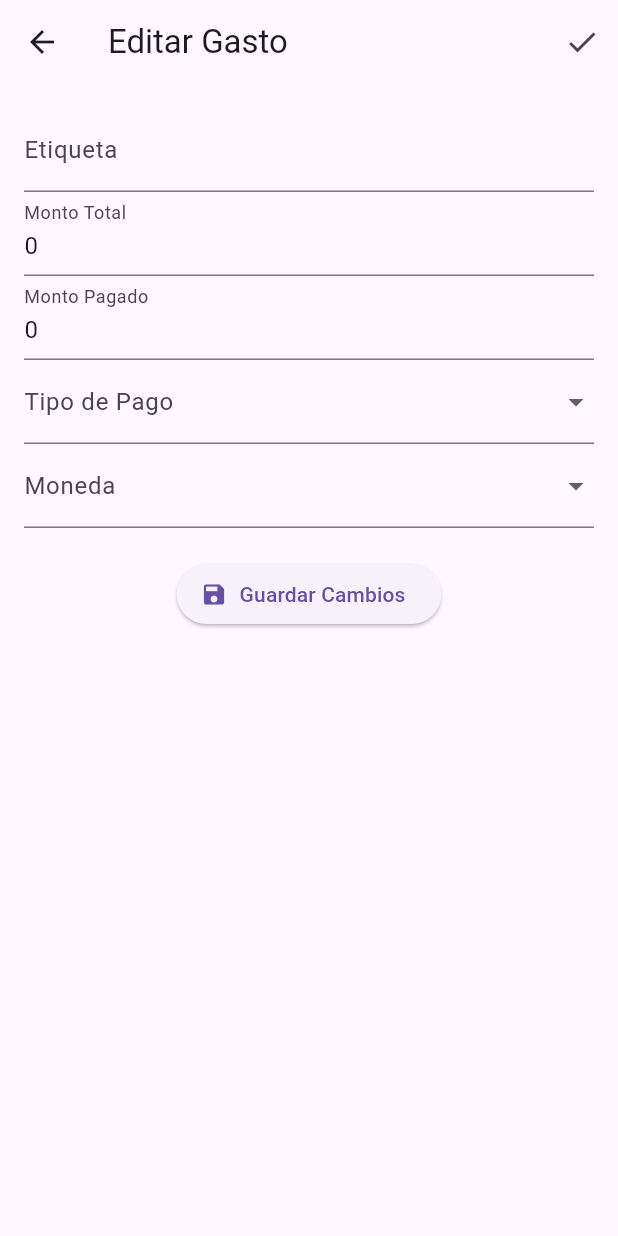
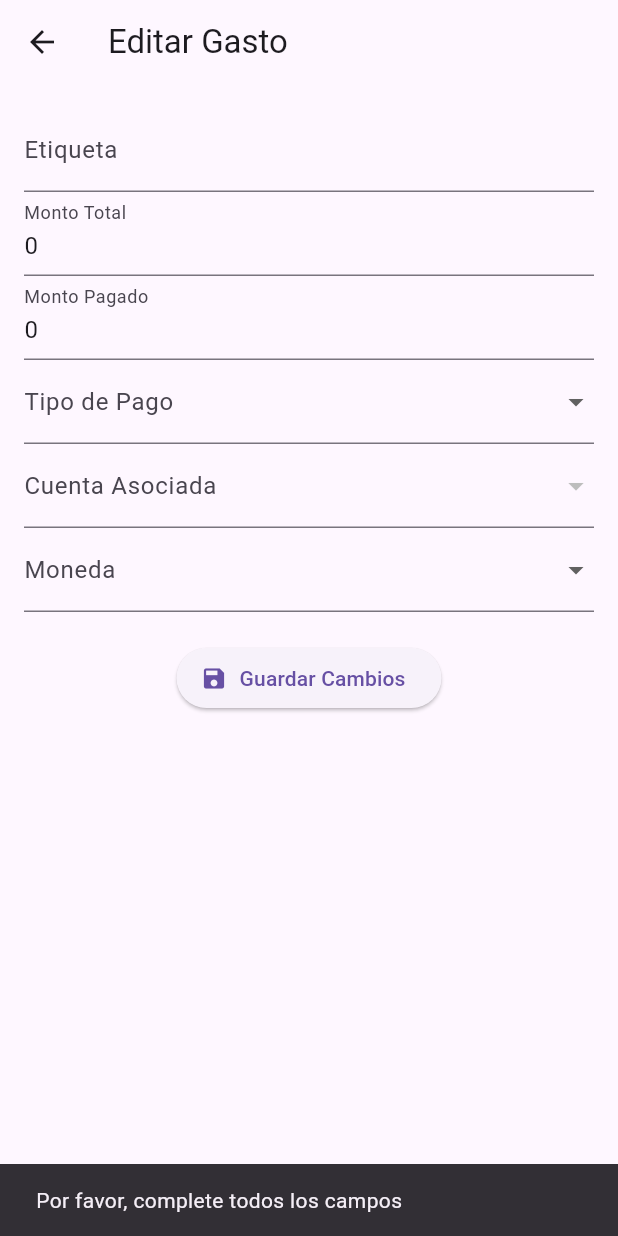
Before and after one commit to pinedamg/walletar_lite, a Flutter app: the EditExpenseScreen screen opened directly with empty values, after a tap on "Guardar Cambios", on a phone screen of 412 x 824 dp. Run offline on Flutter 3.47's test engine with Material 3 defaults, Android fonts, the phone set to English and light mode, and no system bars; drawn by our look-alikes of flutter_form_builder; our stand-ins replace cloud_firestore, firebase_auth, firebase_core, flutter_expandable_fab, flutter_riverpod, flutter_slidable and 3 more; accounts and stored records are empty; generated files the repository leaves out were written again.

Commit message:
feat: Implemented various updates across the project, including:
- Fixed hot reload behavior redirecting to login.
- Improved Firebase authentication integration with Riverpod.
- Refactored Edit Expense Screen:
  - Added back button for navigation.
  - Moved save functionality to bottom button.
  - Enhanced dropdown for associated accounts.
- Completed accounts management:
  - Create, edit, and delete functionalities.
  - Integrated with Firebase for data persistence.
- Updated routing for smoother navigation between screens.
- General UI and logic refinements for better user experience.

```diff
--- /dev/null
+++ b/lib/core/app/app_widget.dart
@@ -0,0 +1,13 @@
+import 'package:flutter/material.dart';
+import 'package:walletar_lite/core/router/router.dart';
+
+class AppWidget extends StatelessWidget {
+  const AppWidget({super.key});
+
+  @override
+  Widget build(BuildContext context) {
+    return MaterialApp.router(
+      routerConfig: router,
+    );
+  }
+}
--- a/lib/core/router/router.dart
+++ b/lib/core/router/router.dart
@@ -1,9 +1,12 @@
+import 'package:flutter/material.dart';
 import 'package:go_router/go_router.dart';
 import 'package:flutter_riverpod/flutter_riverpod.dart';
+import 'package:walletar_lite/features/accounts/models/account_model.dart';
 import 'package:walletar_lite/features/accounts/presentation/accounts_screen.dart';
 import 'package:walletar_lite/features/accounts/presentation/add_account_screen.dart';
 import 'package:walletar_lite/features/accounts/presentation/edit_account_screen.dart';
 import 'package:walletar_lite/features/auth/auth_providers.dart';
+import 'package:walletar_lite/features/auth/data/auth_notifier_provider.dart';
 import 'package:walletar_lite/features/auth/presentation/login_screen.dart';
 import 'package:walletar_lite/features/auth/presentation/register_screen.dart';
 import 'package:walletar_lite/features/exchange_rate/presentation/exchange_rate_screen.dart';
@@ -48,7 +51,7 @@ final router = GoRouter(
     GoRoute(
       path: '/edit-account',
       builder: (context, state) {
-        final account = state.extra as Map<String, dynamic>;
+        final account = state.extra as Account;
         return EditAccountScreen(account: account);
       },
     ),
@@ -56,46 +59,38 @@ final router = GoRouter(
       path: '/exchange-rate',
       builder: (context, state) => const ExchangeRateScreen(),
     ),
-
-    // GoRoute(
-    //   path: '/incomes',
-    //   builder: (context, state) => const Scaffold(
-    //     body: Center(child: Text('Ingresos: Pantalla en construcción')),
-    //   ),
-    // ),
-    // GoRoute(
-    //   path: '/reports',
-    //   builder: (context, state) =>
-    //       const Text('Reportes: Pantalla en construcción'),
-    // ),
-    // GoRoute(
-    //   path: '/exchange-rate',
-    //   builder: (context, state) => const Scaffold(
-    //     body: Center(
-    //         child: Text('Cotización o Moneda: Pantalla en construcción')),
-    //   ),
-    // ),
-    // GoRoute(
-    //   path: '/settings',
-    //   builder: (context, state) => const Scaffold(
-    //     body: Center(child: Text('Configuraciones: Pantalla en construcción')),
-    //   ),
-    // ),
+    GoRoute(
+      path: '/incomes',
+      builder: (context, state) => const Scaffold(
+        body: Center(child: Text('Ingresos: Pantalla en construcción')),
+      ),
+    ),
+    GoRoute(
+      path: '/reports',
+      builder: (context, state) =>
+          const Text('Reportes: Pantalla en construcción'),
+    ),
+    GoRoute(
+      path: '/settings',
+      builder: (context, state) => const Scaffold(
+        body: Center(child: Text('Configuraciones: Pantalla en construcción')),
+      ),
+    ),
   ],
   redirect: (context, state) {
-    final authState = ProviderScope.containerOf(context)
-        .read(authStateProvider)
-        .asData
-        ?.value;
+    final user = ProviderScope.containerOf(context).read(authNotifierProvider);
 
     final isLoggingIn =
         state.uri.toString() == '/login' || state.uri.toString() == '/register';
-    if (authState == null && !isLoggingIn) {
+
+    if (user == null && !isLoggingIn) {
       return '/login';
     }
-    if (authState != null && isLoggingIn) {
+
+    if (user != null && isLoggingIn) {
       return '/';
     }
+
     return null;
   },
 );
--- a/lib/features/auth/auth_providers.dart
+++ b/lib/features/auth/auth_providers.dart
@@ -7,8 +7,8 @@ final authServiceProvider = Provider<AuthService>((ref) {
   return AuthService();
 });
 
-// Estado del usuario autenticado
 final authStateProvider = StreamProvider<User?>((ref) {
-  ref.watch(authServiceProvider);
-  return FirebaseAuth.instance.authStateChanges();
+  final auth = FirebaseAuth.instance;
+  auth.setPersistence(Persistence.LOCAL);
+  return auth.authStateChanges();
 });
--- a/lib/features/expenses/presentation/edit_expense_screen.dart
+++ b/lib/features/expenses/presentation/edit_expense_screen.dart
@@ -2,6 +2,8 @@ import 'package:flutter/material.dart';
 import 'package:flutter_form_builder/flutter_form_builder.dart';
 import 'package:flutter_riverpod/flutter_riverpod.dart';
 import 'package:form_builder_validators/form_builder_validators.dart';
+import 'package:go_router/go_router.dart';
+import 'package:walletar_lite/features/accounts/accounts_providers.dart';
 import 'package:walletar_lite/features/expenses/data/firestore_service.dart';
 import 'package:walletar_lite/features/expenses/expenses_providers.dart';
 
@@ -17,37 +19,10 @@ class EditExpenseScreen extends ConsumerWidget {
     return Scaffold(
       appBar: AppBar(
         title: const Text('Editar Gasto'),
-        actions: [
-          IconButton(
-            icon: const Icon(Icons.check),
-            onPressed: () {
-              final formState = _formKey.currentState;
-              if (formState?.saveAndValidate() ?? false) {
-                final updatedExpense = {
-                  'label': formState?.value['label'],
-                  'monto_total': double.parse(formState?.value['monto_total']),
-                  'monto_pagado':
-                      double.parse(formState?.value['monto_pagado']),
-                  'tipo_pago': formState?.value['tipo_pago'],
-                  'moneda': formState?.value['moneda'],
-                  'updated_at': DateTime.now().toIso8601String(),
-                };
-
-                ref
-                    .read(firestoreServiceProvider)
-                    .updateExpense(expense['id'], updatedExpense)
-                    .then((_) {
-                  ScaffoldMessenger.of(context).showSnackBar(
-                    const SnackBar(
-                      content: Text('Gasto actualizado correctamente'),
-                    ),
-                  );
-                  Navigator.of(context).pop();
-                });
-              }
-            },
-          ),
-        ],
+        leading: IconButton(
+          icon: const Icon(Icons.arrow_back),
+          onPressed: () => context.go('/'),
+        ),
       ),
       body: Padding(
         padding: const EdgeInsets.all(16.0),
@@ -59,6 +34,7 @@ class EditExpenseScreen extends ConsumerWidget {
             'monto_pagado': expense['monto_pagado'].toString(),
             'tipo_pago': expense['tipo_pago'] ?? 'Efectivo',
             'moneda': expense['moneda'] ?? 'ARS',
+            'accountId': expense['accountId'],
           },
           child: SingleChildScrollView(
             child: Column(
@@ -92,6 +68,22 @@ class EditExpenseScreen extends ConsumerWidget {
                         value: 'Transferencia', child: Text('Transferencia')),
                   ],
                 ),
+                FormBuilderDropdown<String>(
+                  name: 'accountId',
+                  decoration:
+                      const InputDecoration(labelText: 'Cuenta Asociada'),
+                  items: ref.watch(accountsProvider).when(
+                        data: (accounts) => accounts
+                            .map((account) => DropdownMenuItem(
+                                  value: account.id,
+                                  child: Text(account.nombre),
+                                ))
+                            .toList(),
+                        loading: () => [],
+                        error: (error, stack) => [],
+                      ),
+                  validator: FormBuilderValidators.required(),
+                ),
                 FormBuilderDropdown(
                   name: 'moneda',
                   decoration: const InputDecoration(labelText: 'Moneda'),
@@ -103,9 +95,38 @@ class EditExpenseScreen extends ConsumerWidget {
                 const SizedBox(height: 20),
                 ElevatedButton.icon(
                   onPressed: () {
-                    _formKey.currentState?.saveAndValidate();
-                    final formData = _formKey.currentState?.value;
-                    print(formData); // Para depurar los datos capturados
+                    final formState = _formKey.currentState;
+                    if (formState?.saveAndValidate() ?? false) {
+                      final updatedExpense = {
+                        'label': formState?.value['label'],
+                        'monto_total':
+                            double.parse(formState?.value['monto_total']),
+                        'monto_pagado':
+                            double.parse(formState?.value['monto_pagado']),
+                        'tipo_pago': formState?.value['tipo_pago'],
+                        'moneda': formState?.value['moneda'],
+                        'accountId': formState?.value['accountId'],
+                        'updated_at': DateTime.now().toIso8601String(),
+                      };
+
+                      ref
+                          .read(firestoreServiceProvider)
+                          .updateExpense(expense['id'], updatedExpense)
+                          .then((_) {
+                        ScaffoldMessenger.of(context).showSnackBar(
+                          const SnackBar(
+                            content: Text('Gasto actualizado correctamente'),
+                          ),
+                        );
+                        context.go('/');
+                      });
+                    } else {
+                      ScaffoldMessenger.of(context).showSnackBar(
+                        const SnackBar(
+                          content: Text('Por favor, complete todos los campos'),
+                        ),
+                      );
+                    }
                   },
                   icon: const Icon(Icons.save),
                   label: const Text('Guardar Cambios'),
```
Also changed, not shown: lib/core/firebase/firebase_initialization_provider.dart (added, +9 -0 lines), lib/features/accounts/accounts_providers.dart (+6 -9 lines), lib/features/accounts/data/firestore_service.dart (+18 -21 lines), lib/features/accounts/models/account_model.dart (added, +36 -0 lines), lib/features/accounts/presentation/accounts_screen.dart (+5 -5 lines), lib/features/accounts/presentation/add_account_screen.dart (+11 -1 lines), lib/features/accounts/presentation/edit_account_screen.dart (+27 -9 lines), lib/features/auth/data/auth_notifier_provider.dart (added, +22 -0 lines), lib/main.dart (+20 -12 lines), lib/services/firebase_service.dart (deleted).
